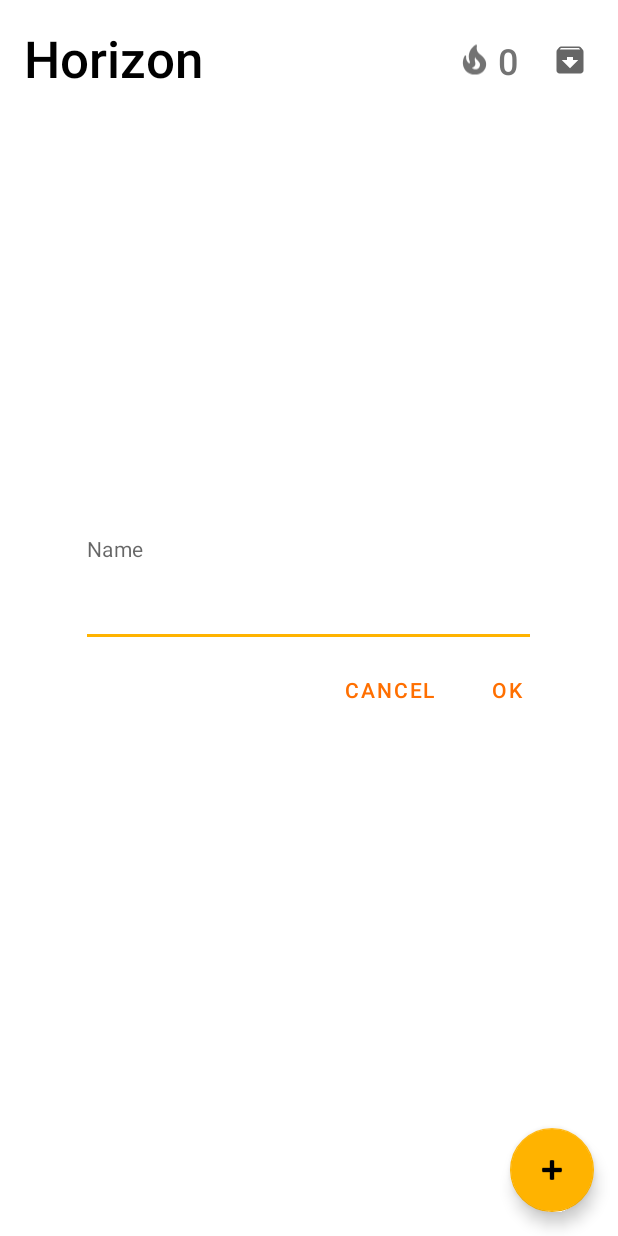
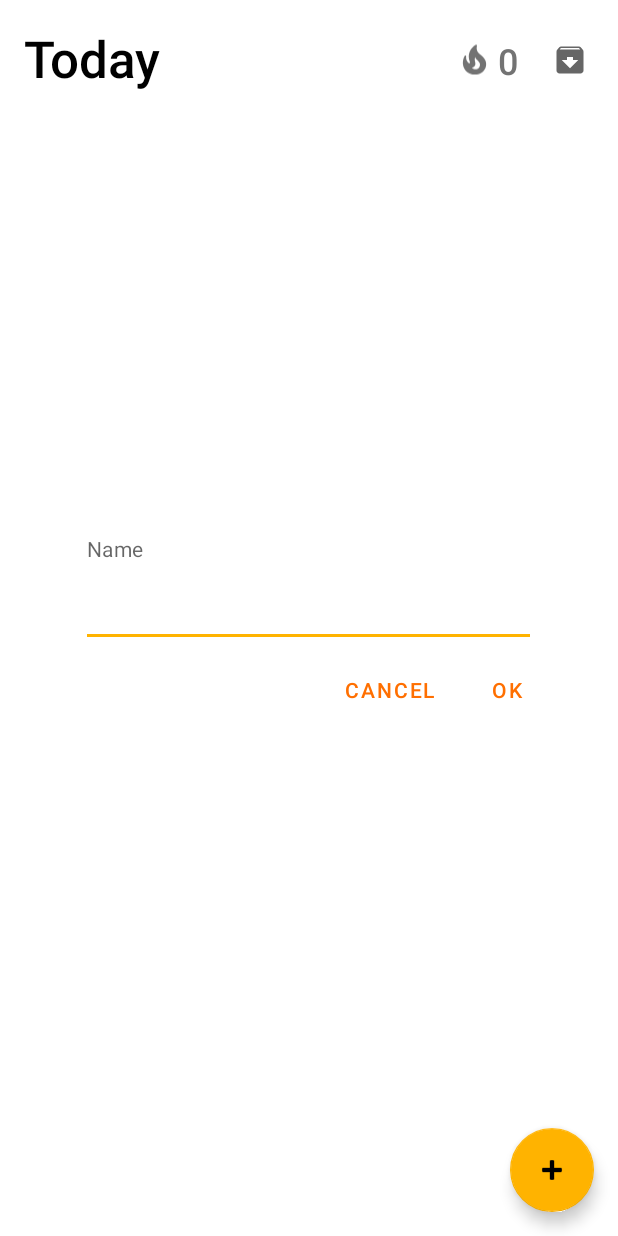
Before and after one commit to isaacy2012/Sunset, an Android app: the screen it shows after launch (MainActivity), after a tap on an icon or button, on a phone screen of 412 x 824 dp. Run offline under Robolectric (Android 15) with nearby library versions, the phone set to English and light mode, and no system bars; our stand-ins replace Room's generated code.

Commit message:
changed title text to "Today" for clarity

```diff
--- a/horizon-lite/app/src/main/res/layout/activity_main.xml
+++ b/horizon-lite/app/src/main/res/layout/activity_main.xml
@@ -72,7 +72,7 @@
                     android:layout_marginEnd="4dp" />
 
             <TextView
-                    android:text="@string/app_name"
+                    android:text="Today"
                     android:layout_width="wrap_content"
                     android:layout_height="wrap_content"
                     android:id="@+id/textView2"
```
